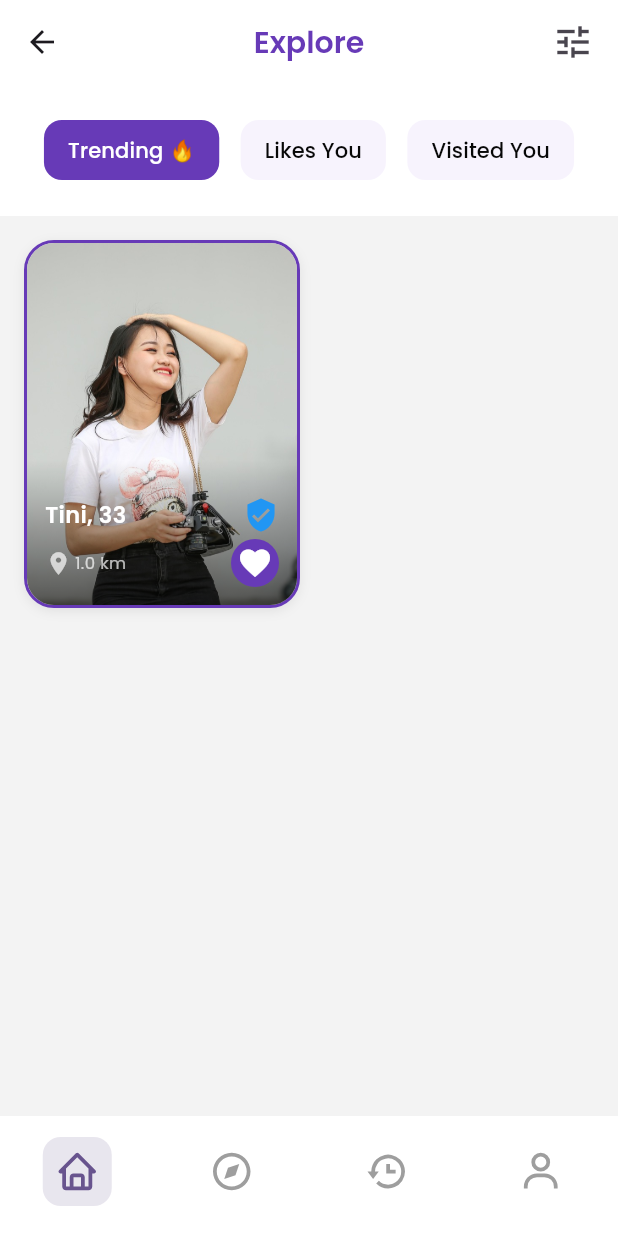
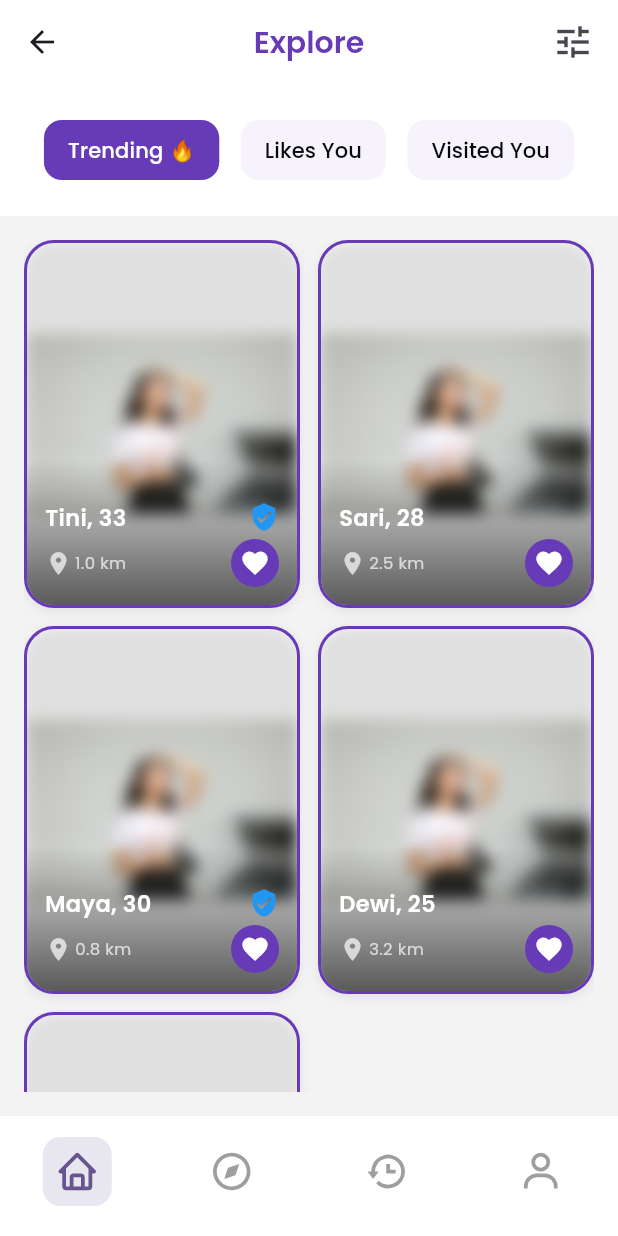
Before and after one commit to Shdhz/Taaruf-app, a Flutter app: the FindCouple screen opened by its route, on a phone screen of 412 x 824 dp. Run offline on Flutter 3.47's test engine with Material 3 defaults, Android fonts, the phone set to English and light mode, and no system bars; our stand-ins replace get, google_fonts, icons_plus.

Commit message:
refactor: card widget for showing calon taaruf

```diff
--- a/lib/pages/find_couple.dart
+++ b/lib/pages/find_couple.dart
@@ -12,119 +12,160 @@ class FindCouple extends StatefulWidget {
 }
 
 class _FindCoupleState extends State<FindCouple> {
+  // DATA CONFIGURATION - Ubah data di sini
+  final String appTitle = "Explore";
+  final IconData filterIcon = Icons.tune;
+  final double filterIconSize = 28.0;
+
+  // Filter buttons configuration
+  final List<Map<String, dynamic>> filterButtons = [
+    {
+      'text': 'Trending 🔥',
+      'isActive': true,
+      'action': 'trending',
+      'message': 'Trending button pressed',
+    },
+    {
+      'text': 'Likes You',
+      'isActive': false,
+      'action': 'likes',
+      'message': 'Likes You button pressed',
+    },
+    {
+      'text': 'Visited You',
+      'isActive': false,
+      'action': 'visited',
+      'message': 'Visited you button pressed',
+    },
+  ];
+
+  // Colors configuration
+  final Color activeButtonColor = Colors.deepPurple;
+  final Color inactiveButtonColor = Color.fromARGB(255, 247, 243, 253);
+  final Color activeTextColor = Color.fromARGB(255, 255, 255, 255);
+  final Color inactiveTextColor = Color.fromARGB(255, 7, 7, 7);
+  final Color appBarBackgroundColor = Color.fromARGB(255, 255, 255, 255);
+  final Color appBarTitleColor = Colors.deepPurple;
+  final Color filterContainerColor = Colors.white;
+
+  // Text styling
+  final double buttonFontSize = 14.0;
+  final FontWeight buttonFontWeight = FontWeight.w500;
+  final double appBarElevation = 0.0;
+
+  // Spacing and padding
+  final EdgeInsets filterContainerPadding = EdgeInsets.symmetric(
+    vertical: 20,
+    horizontal: 15,
+  );
+  final EdgeInsets buttonPadding = EdgeInsets.symmetric(
+    horizontal: 16,
+    vertical: 10,
+  );
+  final EdgeInsets iconButtonPadding = EdgeInsets.symmetric(
+    horizontal: 16,
+    vertical: 8,
+  );
+  final double buttonBorderRadius = 12.0;
+  final Duration snackBarDuration = Duration(seconds: 1);
+  // END DATA CONFIGURATION
+
+  int selectedFilterIndex = 0;
+
+  void _handleFilterTap(int index) {
+    setState(() {
+      selectedFilterIndex = index;
+      // Update active status
+      for (int i = 0; i < filterButtons.length; i++) {
+        filterButtons[i]['isActive'] = i == index;
+      }
+    });
+
+    // Show snackbar message
+    final message = filterButtons[index]['message'];
+    ScaffoldMessenger.of(context).showSnackBar(
+      SnackBar(content: Text(message), duration: snackBarDuration),
+    );
+  }
+
+  void _handleFilterIconTap() {
+    ScaffoldMessenger.of(context).showSnackBar(
+      SnackBar(
+        content: Text('Filter button pressed'),
+        duration: snackBarDuration,
+      ),
+    );
+  }
+
   @override
   Widget build(BuildContext context) {
     return Scaffold(
-      appBar: AppBar(
-        centerTitle: true,
-        title: Text('Explore', style: TextStyle(color: Colors.deepPurple)),
-        backgroundColor: const Color.fromARGB(255, 255, 255, 255),
-        elevation: 0,
-        actions: [
-          IconButton(
-            padding: const EdgeInsets.symmetric(horizontal: 16, vertical: 8),
-            onPressed: () {},
-            icon: Icon(Icons.tune, size: 28),
-          ),
-        ],
-      ),
+      extendBodyBehindAppBar: false,
+      appBar: _buildAppBar(),
       body: Column(
-        children: [
-          // container filter calon
-          Container(
-            padding: const EdgeInsets.symmetric(vertical: 20, horizontal: 15),
-            decoration: BoxDecoration(color: Colors.white),
-            child: Row(
-              mainAxisAlignment: MainAxisAlignment.spaceEvenly,
-              children: [
-                TextButton(
-                  onPressed: () {
-                    ScaffoldMessenger.of(context).showSnackBar(
-                      const SnackBar(
-                        content: Text('Trending button pressed'),
-                        duration: Duration(seconds: 1),
-                      ),
-                    );
-                  },
-                  style: TextButton.styleFrom(
-                    backgroundColor: Colors.deepPurple,
-                    padding: const EdgeInsets.symmetric(
-                      horizontal: 16,
-                      vertical: 10,
-                    ),
-                    shape: RoundedRectangleBorder(
-                      borderRadius: BorderRadius.circular(12),
-                    ),
-                  ),
-                  child: Text(
-                    'Trending 🔥',
-                    style: GoogleFonts.poppins(
-                      fontSize: 14,
-                      color: const Color.fromARGB(255, 255, 255, 255),
-                      fontWeight: FontWeight.w500,
-                    ),
-                  ),
-                ),
-
-                TextButton(
-                  onPressed: () {},
-                  style: TextButton.styleFrom(
-                    backgroundColor: const Color.fromARGB(255, 247, 243, 253),
-                    padding: const EdgeInsets.symmetric(
-                      horizontal: 16,
-                      vertical: 10,
-                    ),
-                    shape: RoundedRectangleBorder(
-                      borderRadius: BorderRadius.circular(12),
-                    ),
-                  ),
-                  child: Text(
-                    'Likes You',
-                    style: GoogleFonts.poppins(
-                      fontSize: 14,
-                      color: const Color.fromARGB(255, 7, 7, 7),
-                      fontWeight: FontWeight.w500,
-                    ),
-                  ),
-                ),
-
-                TextButton(
-                  onPressed: () {
-                    ScaffoldMessenger.of(context).showSnackBar(
-                      const SnackBar(
-                        content: Text('Visited you button pressed'),
-                        duration: Duration(seconds: 1),
-                      ),
-                    );
-                  },
-                  style: TextButton.styleFrom(
-                    backgroundColor: const Color.fromARGB(255, 247, 243, 253),
-                    padding: const EdgeInsets.symmetric(
-                      horizontal: 16,
-                      vertical: 10,
-                    ),
-                    shape: RoundedRectangleBorder(
-                      borderRadius: BorderRadius.circular(12),
-                    ),
-                  ),
-                  child: Text(
-                    'Visited You',
-                    style: GoogleFonts.poppins(
-                      fontSize: 14,
-                      color: const Color.fromARGB(255, 7, 7, 7),
-                      fontWeight: FontWeight.w500,
-                    ),
-                  ),
-                ),
-              ],
-            ),
-          ),
-
-          // Widget Calon taaruf
-          Expanded(child: const CalonTaarufWidget()),
-        ],
+        children: [_buildFilterContainer(), _buildCalonTaarufSection()],
       ),
       bottomNavigationBar: CustomBottomNav(),
     );
   }
+
+  AppBar _buildAppBar() {
+    return AppBar(
+      centerTitle: true,
+      title: Text(appTitle, style: TextStyle(color: appBarTitleColor)),
+      backgroundColor: appBarBackgroundColor,
+      elevation: appBarElevation,
+      scrolledUnderElevation: 4,
+      surfaceTintColor: Colors.transparent,
+      actions: [
+        IconButton(
+          padding: iconButtonPadding,
+          onPressed: _handleFilterIconTap,
+          icon: Icon(filterIcon, size: filterIconSize),
+        ),
+      ],
+    );
+  }
+
+  Widget _buildFilterContainer() {
+    return Container(
+      padding: filterContainerPadding,
+      decoration: BoxDecoration(color: filterContainerColor),
+      child: Row(
+        mainAxisAlignment: MainAxisAlignment.spaceEvenly,
+        children: List.generate(
+          filterButtons.length,
+          (index) => _buildFilterButton(index),
+        ),
+      ),
+    );
+  }
+
+  Widget _buildFilterButton(int index) {
+    final button = filterButtons[index];
+    final isActive = button['isActive'];
+
+    return TextButton(
+      onPressed: () => _handleFilterTap(index),
+      style: TextButton.styleFrom(
+        backgroundColor: isActive ? activeButtonColor : inactiveButtonColor,
+        padding: buttonPadding,
+        shape: RoundedRectangleBorder(
+          borderRadius: BorderRadius.circular(buttonBorderRadius),
+        ),
+      ),
+      child: Text(
+        button['text'],
+        style: GoogleFonts.poppins(
+          fontSize: buttonFontSize,
+          color: isActive ? activeTextColor : inactiveTextColor,
+          fontWeight: buttonFontWeight,
+        ),
+      ),
+    );
+  }
+
+  Widget _buildCalonTaarufSection() {
+    return Expanded(child: const CalonTaarufWidget());
+  }
 }
--- a/lib/widget/card/card_calon_taaruf.dart
+++ b/lib/widget/card/card_calon_taaruf.dart
@@ -1,3 +1,5 @@
+import 'dart:ui';
+
 import 'package:flutter/material.dart';
 import 'package:flutter/services.dart';
 import 'package:google_fonts/google_fonts.dart';
@@ -18,48 +20,142 @@ class CardCalonTaaruf {
   });
 }
 
-class CalonTaarufWidget extends StatelessWidget {
-  // Data dummy
+class CalonTaarufWidget extends StatefulWidget {
+  const CalonTaarufWidget({super.key});
+
+  @override
+  State<CalonTaarufWidget> createState() => _CalonTaarufWidgetState();
+}
+
+class _CalonTaarufWidgetState extends State<CalonTaarufWidget>
+    with AutomaticKeepAliveClientMixin {
+  // DATA CONFIGURATION - Ubah data di sini
+  static const int crossAxisCount = 2;
+  static const double crossAxisSpacing = 12.0;
+  static const double mainAxisSpacing = 12.0;
+  static const double childAspectRatio = 0.75;
+  static const double cacheExtent = 2000.0;
+  static const EdgeInsets containerPadding = EdgeInsets.all(16.0);
+  static const Duration snackBarDuration = Duration(seconds: 1);
+  static const String cardClickMessage = 'Clicked on';
+  static const String loveClickMessage = 'Love icon clicked!';
+  static const String imageNotFoundText = 'Image not found';
+
+  // Data dummy - Bisa diganti dengan data dari database
   static const List<CardCalonTaaruf> _dummyUsers = [
     CardCalonTaaruf(
       name: "Tini",
       age: 33,
       imageUrl: "images/cewek_cakep.jpg",
-      distance: 1,
+      distance: 1.0,
+      isVerified: true,
+    ),
+    CardCalonTaaruf(
+      name: "Sari",
+      age: 28,
+      imageUrl: "images/cewek_cakep.jpg",
+      distance: 2.5,
+      isVerified: false,
+    ),
+    CardCalonTaaruf(
+      name: "Maya",
+      age: 30,
+      imageUrl: "images/cewek_cakep.jpg",
+      distance: 0.8,
+      isVerified: true,
+    ),
+    CardCalonTaaruf(
+      name: "Dewi",
+      age: 25,
+      imageUrl: "images/cewek_cakep.jpg",
+      distance: 3.2,
+      isVerified: false,
+    ),
+    // Tambah lebih banyak data untuk testing performa
+    CardCalonTaaruf(
+      name: "Rina",
+      age: 29,
+      imageUrl: "images/cewek_cakep.jpg",
+      distance: 1.8,
       isVerified: true,
     ),
   ];
+  // END DATA CONFIGURATION
 
-  const CalonTaarufWidget({super.key});
+  late final ScrollController _scrollController;
+
+  @override
+  bool get wantKeepAlive => true;
+
+  @override
+  void initState() {
+    super.initState();
+    _scrollController = ScrollController();
+  }
+
+  @override
+  void dispose() {
+    _scrollController.dispose();
+    super.dispose();
+  }
 
   @override
   Widget build(BuildContext context) {
-    return SafeArea(
-      child: Padding(
-        padding: const EdgeInsets.all(16.0),
+    super.build(context); // Required for AutomaticKeepAliveClientMixin
+
+    return Padding(
+      padding: containerPadding,
       child: GridView.builder(
-          // Tambahkan physics untuk performa yang lebih baik
-          cacheExtent: 1000,
-          physics: const BouncingScrollPhysics(),
+        controller: _scrollController,
+        // Performance optimizations
+        cacheExtent: cacheExtent,
+        physics: const BouncingScrollPhysics(
+          parent: AlwaysScrollableScrollPhysics(),
+        ),
+
+        // Grid configuration
         gridDelegate: const SliverGridDelegateWithFixedCrossAxisCount(
-            crossAxisCount: 2,
-            crossAxisSpacing: 12,
-            mainAxisSpacing: 12,
-            childAspectRatio: 0.75,
+          crossAxisCount: crossAxisCount,
+          crossAxisSpacing: crossAxisSpacing,
+          mainAxisSpacing: mainAxisSpacing,
+          childAspectRatio: childAspectRatio,
         ),
-          // Tambahkan itemCount yang jelas
+
+        // Performance settings
         itemCount: _dummyUsers.length,
         addAutomaticKeepAlives: false,
-          addRepaintBoundaries: false,
+        addRepaintBoundaries: true,
+        addSemanticIndexes: false,
+
         itemBuilder: (context, index) {
-            return RepaintBoundary(
-              child: _UserCard(
+          // Lazy loading optimization
+          return _UserCard(
             user: _dummyUsers[index],
-                key: ValueKey(_dummyUsers[index].name),
-              ),
+            key: ValueKey('${_dummyUsers[index].name}_$index'),
+            onTap: () => _handleCardTap(_dummyUsers[index]),
+            onLoveTap: () => _handleLoveTap(_dummyUsers[index]),
           );
         },
       ),
+    );
+  }
+
+  void _handleCardTap(CardCalonTaaruf user) {
+    HapticFeedback.lightImpact();
+    ScaffoldMessenger.of(context).showSnackBar(
+      SnackBar(
+        content: Text('$cardClickMessage ${user.name}'),
+        duration: snackBarDuration,
+      ),
+    );
+  }
+
+  void _handleLoveTap(CardCalonTaaruf user) {
+    HapticFeedback.selectionClick();
+    ScaffoldMessenger.of(context).showSnackBar(
+      SnackBar(
+        content: Text('$loveClickMessage ${user.name}'),
+        duration: snackBarDuration,
       ),
     );
   }
@@ -67,64 +163,102 @@ class CalonTaarufWidget extends StatelessWidget {
 
 class _UserCard extends StatelessWidget {
   final CardCalonTaaruf user;
+  final VoidCallback onTap;
+  final VoidCallback onLoveTap;
 
-  const _UserCard({super.key, required this.user});
+  // Style configuration
+  static const double borderRadius = 20.0;
+  static const double borderWidth = 2.0;
+  static const double shadowBlurRadius = 6.0;
+  static const double shadowOpacity = 0.08;
+  static const Offset shadowOffset = Offset(0, 2);
+  static const double contentPadding = 12.0;
+  static const double iconSize = 18.0;
+  static const double loveIconSize = 20.0;
+  static const double verifiedIconSize = 20.0;
+  static const double fontSize = 15.0;
+  static const double distanceFontSize = 11.0;
+
+  const _UserCard({
+    super.key,
+    required this.user,
+    required this.onTap,
+    required this.onLoveTap,
+  });
 
   @override
   Widget build(BuildContext context) {
     return GestureDetector(
-      onTap: () {
-        HapticFeedback.lightImpact();
-        ScaffoldMessenger.of(context).showSnackBar(
-          SnackBar(
-            content: Text('Clicked on ${user.name}'),
-            duration: const Duration(seconds: 1),
-          ),
-        );
-      },
-      child: Hero(
-        tag:
-            'user_${user.name}', // Untuk animasi smooth jika navigasi ke detail
+      onTap: onTap,
       child: Container(
         decoration: BoxDecoration(
-            borderRadius: BorderRadius.circular(20),
-            border: Border.all(
-              color: Colors.deepPurple,
-              width: 2,
-            ), // Kurangi border width
+          borderRadius: BorderRadius.circular(borderRadius),
+          border: Border.all(color: Colors.deepPurple, width: borderWidth),
           boxShadow: [
             BoxShadow(
-                color: Colors.black.withOpacity(0.08), // Kurangi opacity shadow
-                blurRadius: 6, // Kurangi blur radius
-                offset: const Offset(0, 2), // Kurangi offset
+              color: Colors.black.withOpacity(shadowOpacity),
+              blurRadius: shadowBlurRadius,
+              offset: shadowOffset,
             ),
           ],
         ),
         child: ClipRRect(
-            borderRadius: BorderRadius.circular(18),
+          borderRadius: BorderRadius.circular(borderRadius - borderWidth),
           child: Stack(
-              fit: StackFit.expand, // Tambahkan untuk optimasi
+            fit: StackFit.expand,
             children: [
-                // Optimized image loading
-                _buildImageWidget(),
-                // Content
+              _buildOptimizedImage(),
               _buildGradientOverlay(),
               _buildContentOverlay(context),
             ],
           ),
         ),
       ),
+    );
+  }
+
+  Widget _buildOptimizedImage() {
+    return ImageFiltered(
+      imageFilter: ImageFilter.blur(
+        sigmaX: 5.0,
+        sigmaY: 5.0,
+      ), // Adjust blur intensity
+      child: Image.asset(
+        user.imageUrl,
+        fit: BoxFit.cover,
+        gaplessPlayback: true,
+        // Memory optimization
+        cacheWidth: 400, // Limit cache size
+        // Error handling
+        errorBuilder: (context, error, stackTrace) {
+          return _buildErrorPlaceholder();
+        },
+        // Loading optimization
+        frameBuilder: (context, child, frame, wasSynchronouslyLoaded) {
+          if (wasSynchronouslyLoaded) return child;
+          return AnimatedSwitcher(
+            duration: const Duration(milliseconds: 200),
+            child:
+                frame != null
+                    ? child
+                    : Container(
+                      color: Colors.grey[200],
+                      child: const Center(
+                        child: CircularProgressIndicator(
+                          strokeWidth: 2,
+                          valueColor: AlwaysStoppedAnimation<Color>(
+                            Colors.deepPurple,
+                          ),
+                        ),
+                      ),
+                    ),
+          );
+        },
       ),
     );
   }
 
-  Widget _buildImageWidget() {
-    return Image.asset(
-      user.imageUrl,
-      fit: BoxFit.cover,
-      gaplessPlayback: true, // Smooth transition
-      // Error builder yang lebih baik
-      errorBuilder: (context, error, stackTrace) {
+  Widget _buildErrorPlaceholder() {
     return Container(
       color: Colors.grey[200],
       child: Column(
@@ -133,13 +267,11 @@ class _UserCard extends StatelessWidget {
           Icon(Icons.person, size: 60, color: Colors.grey[400]),
           const SizedBox(height: 8),
           Text(
-                'Image not found',
+            _CalonTaarufWidgetState.imageNotFoundText,
             style: TextStyle(color: Colors.grey[600], fontSize: 12),
           ),
         ],
       ),
-        );
-      },
     );
   }
 
@@ -149,11 +281,8 @@ class _UserCard extends StatelessWidget {
         gradient: LinearGradient(
           begin: Alignment.topCenter,
           end: Alignment.bottomCenter,
-          colors: [
-            Colors.transparent,
-            Colors.black.withOpacity(0.6), // Kurangi opacity
-          ],
-          stops: const [0.6, 1.0], // Tambahkan stops untuk optimasi
+          colors: [Colors.transparent, Colors.black.withOpacity(0.6)],
+          stops: const [0.6, 1.0],
         ),
       ),
     );
@@ -165,20 +294,29 @@ class _UserCard extends StatelessWidget {
       left: 0,
       right: 0,
       child: Container(
-        padding: const EdgeInsets.all(12.0),
+        padding: const EdgeInsets.all(contentPadding),
         child: Column(
           crossAxisAlignment: CrossAxisAlignment.start,
           mainAxisSize: MainAxisSize.min,
           children: [
-            // Name and age with verification
-            Row(
+            _buildNameAndAge(),
+            const SizedBox(height: 4),
+            _buildDistanceAndAction(context),
+          ],
+        ),
+      ),
+    );
+  }
+
+  Widget _buildNameAndAge() {
+    return Row(
       children: [
         Expanded(
           child: Text(
             '${user.name}, ${user.age}',
             style: GoogleFonts.poppins(
               color: Colors.white,
-                      fontSize: 15, // Sedikit kurangi font size
+              fontSize: fontSize,
               fontWeight: FontWeight.w600,
             ),
             overflow: TextOverflow.ellipsis,
@@ -186,60 +324,50 @@ class _UserCard extends StatelessWidget {
           ),
         ),
         if (user.isVerified) ...[
-                  const SizedBox(width: 3),
-                  const Icon(Icons.verified_user, color: Colors.blue, size: 24),
+          const SizedBox(width: 4),
+          Icon(Icons.verified_user, color: Colors.blue, size: verifiedIconSize),
         ],
       ],
-            ),
-            const SizedBox(height: 4),
-            // Distance and action button
-            Row(
+    );
+  }
+
+  Widget _buildDistanceAndAction(BuildContext context) {
+    return Row(
       mainAxisAlignment: MainAxisAlignment.spaceBetween,
-              children: [
-                Row(
+      children: [_buildDistanceInfo(), _buildLoveButton(context)],
+    );
+  }
+
+  Widget _buildDistanceInfo() {
+    return Row(
       mainAxisSize: MainAxisSize.min,
       children: [
-                    const Icon(
-                      Icons.location_on,
-                      color: Colors.white70,
-                      size: 18,
-                    ),
+        Icon(Icons.location_on, color: Colors.white70, size: iconSize),
         const SizedBox(width: 2),
         Text(
           '${user.distance.toStringAsFixed(1)} km',
           style: const TextStyle(
             color: Colors.white70,
-                        fontSize: 11,
+            fontSize: distanceFontSize,
           ),
         ),
       ],
-                ),
-                InkWell(
-                  onTap: () {
-                    ScaffoldMessenger.of(context).showSnackBar(
-                      const SnackBar(
-                        content: Text('Love icon clicked!'),
-                        duration: Duration(seconds: 1),
-                      ),
     );
-                  },
-                  borderRadius: BorderRadius.circular(100),
+  }
+
+  Widget _buildLoveButton(BuildContext context) {
+    return Material(
+      color: Colors.transparent,
+      child: InkWell(
+        onTap: onLoveTap,
+        borderRadius: BorderRadius.circular(50),
         child: Container(
-                    padding: const EdgeInsets.all(4),
+          padding: const EdgeInsets.all(6),
           decoration: const BoxDecoration(
             color: Colors.deepPurple,
             shape: BoxShape.circle,
           ),
-                    child: const Icon(
-                      Icons.favorite,
-                      color: Colors.white,
-                      size: 24,
-                    ),
-                  ),
-                ),
-              ],
-            ),
-          ],
+          child: Icon(Icons.favorite, color: Colors.white, size: loveIconSize),
         ),
       ),
     );
```
Lines whose indentation alone changed are shown as unchanged.
